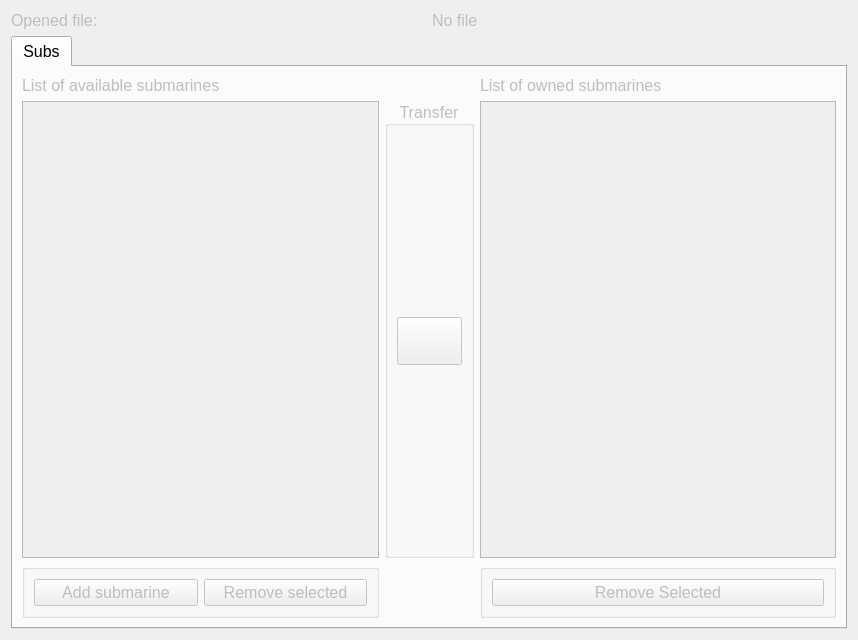
StylishTriangles/BarotraumaSaveEditor, file gamesessioneditor.ui: the form before one commit.
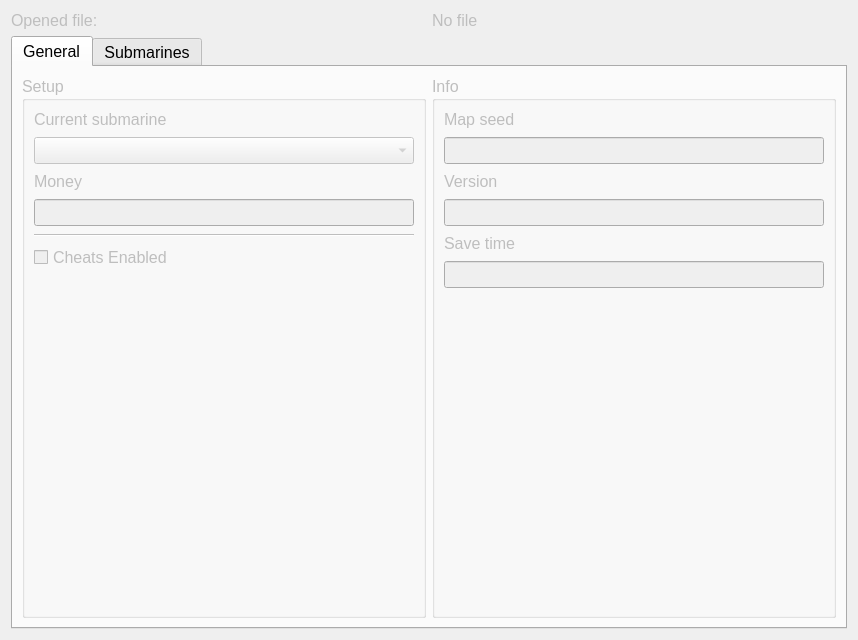
The form after the commit. Icons and pictures are not drawn. Custom widgets are drawn as their Qt base class.

Commit message:
UI design with general tab
Update to gamesessioneditor.ui allowing modification and display of game variables:

- money

- current submarine

- cheats

- map seed

- version

- save time

Patch:
```diff
--- a/gamesessioneditor.ui
+++ b/gamesessioneditor.ui
@@ -24,11 +24,11 @@
     <pointsize>12</pointsize>
    </font>
   </property>
-  <layout class="QVBoxLayout" name="verticalLayout">
+  <layout class="QGridLayout" name="gridLayout_2">
    <property name="sizeConstraint">
     <enum>QLayout::SetNoConstraint</enum>
    </property>
-   <item>
+   <item row="0" column="0">
     <layout class="QHBoxLayout" name="horizontalLayout">
      <item>
       <widget class="QLabel" name="label">
@@ -52,17 +52,190 @@
      </item>
     </layout>
    </item>
-   <item>
+   <item row="1" column="0">
     <widget class="QTabWidget" name="gameSessionTabs">
+     <property name="sizePolicy">
+      <sizepolicy hsizetype="Expanding" vsizetype="Expanding">
+       <horstretch>0</horstretch>
+       <verstretch>0</verstretch>
+      </sizepolicy>
+     </property>
      <property name="currentIndex">
       <number>0</number>
      </property>
+     <widget class="QWidget" name="generalTab">
+      <property name="enabled">
+       <bool>false</bool>
+      </property>
+      <attribute name="title">
+       <string comment="affecting or concerning all or most people or things; widespread">General</string>
+      </attribute>
+      <layout class="QGridLayout" name="gridLayout_3">
+       <item row="0" column="0">
+        <widget class="QGroupBox" name="groupBox_4">
+         <property name="title">
+          <string>Setup</string>
+         </property>
+         <layout class="QGridLayout" name="gridLayout_4">
+          <property name="verticalSpacing">
+           <number>8</number>
+          </property>
+          <item row="3" column="0">
+           <widget class="QLineEdit" name="lineEdit">
+            <property name="sizePolicy">
+             <sizepolicy hsizetype="Preferred" vsizetype="Fixed">
+              <horstretch>0</horstretch>
+              <verstretch>0</verstretch>
+             </sizepolicy>
+            </property>
+           </widget>
+          </item>
+          <item row="5" column="0">
+           <widget class="QCheckBox" name="checkBox">
+            <property name="text">
+             <string>Cheats Enabled</string>
+            </property>
+           </widget>
+          </item>
+          <item row="0" column="0">
+           <widget class="QLabel" name="label_4">
+            <property name="text">
+             <string>Current submarine</string>
+            </property>
+           </widget>
+          </item>
+          <item row="1" column="0">
+           <widget class="QComboBox" name="comboBox"/>
+          </item>
+          <item row="4" column="0">
+           <widget class="Line" name="line">
+            <property name="sizePolicy">
+             <sizepolicy hsizetype="Minimum" vsizetype="Fixed">
+              <horstretch>0</horstretch>
+              <verstretch>0</verstretch>
+             </sizepolicy>
+            </property>
+            <property name="orientation">
+             <enum>Qt::Horizontal</enum>
+            </property>
+           </widget>
+          </item>
+          <item row="7" column="0">
+           <spacer name="verticalSpacer_3">
+            <property name="orientation">
+             <enum>Qt::Vertical</enum>
+            </property>
+            <property name="sizeHint" stdset="0">
+             <size>
+              <width>20</width>
+              <height>40</height>
+             </size>
+            </property>
+           </spacer>
+          </item>
+          <item row="2" column="0">
+           <widget class="QLabel" name="label_5">
+            <property name="text">
+             <string>Money</string>
+            </property>
+           </widget>
+          </item>
+         </layout>
+        </widget>
+       </item>
+       <item row="0" column="1">
+        <widget class="QGroupBox" name="groupBox_5">
+         <property name="title">
+          <string>Info</string>
+         </property>
+         <layout class="QGridLayout" name="gridLayout_5">
+          <property name="verticalSpacing">
+           <number>8</number>
+          </property>
+          <item row="1" column="0">
+           <widget class="QLineEdit" name="lineEdit_2">
+            <property name="sizePolicy">
+             <sizepolicy hsizetype="Preferred" vsizetype="Fixed">
+              <horstretch>0</horstretch>
+              <verstretch>0</verstretch>
+             </sizepolicy>
+            </property>
+            <property name="readOnly">
+             <bool>true</bool>
+            </property>
+           </widget>
+          </item>
+          <item row="3" column="0">
+           <widget class="QLineEdit" name="lineEdit_3">
+            <property name="sizePolicy">
+             <sizepolicy hsizetype="Preferred" vsizetype="Fixed">
+              <horstretch>0</horstretch>
+              <verstretch>0</verstretch>
+             </sizepolicy>
+            </property>
+            <property name="readOnly">
+             <bool>true</bool>
+            </property>
+           </widget>
+          </item>
+          <item row="4" column="0">
+           <widget class="QLabel" name="label_8">
+            <property name="text">
+             <string>Save time</string>
+            </property>
+           </widget>
+          </item>
+          <item row="2" column="0">
+           <widget class="QLabel" name="label_7">
+            <property name="text">
+             <string>Version</string>
+            </property>
+           </widget>
+          </item>
+          <item row="0" column="0">
+           <widget class="QLabel" name="label_6">
+            <property name="text">
+             <string>Map seed</string>
+            </property>
+           </widget>
+          </item>
+          <item row="6" column="0">
+           <spacer name="verticalSpacer_4">
+            <property name="orientation">
+             <enum>Qt::Vertical</enum>
+            </property>
+            <property name="sizeHint" stdset="0">
+             <size>
+              <width>20</width>
+              <height>40</height>
+             </size>
+            </property>
+           </spacer>
+          </item>
+          <item row="5" column="0">
+           <widget class="QLineEdit" name="lineEdit_4">
+            <property name="sizePolicy">
+             <sizepolicy hsizetype="Preferred" vsizetype="Fixed">
+              <horstretch>0</horstretch>
+              <verstretch>0</verstretch>
+             </sizepolicy>
+            </property>
+            <property name="readOnly">
+             <bool>true</bool>
+            </property>
+           </widget>
+          </item>
+         </layout>
+        </widget>
+       </item>
+      </layout>
+     </widget>
      <widget class="QWidget" name="subTab">
       <property name="enabled">
        <bool>false</bool>
       </property>
       <attribute name="title">
-       <string>Subs</string>
+       <string>Submarines</string>
       </attribute>
       <layout class="QGridLayout" name="gridLayout">
        <item row="1" column="2">
@@ -99,6 +272,9 @@
           <set>Qt::AlignCenter</set>
          </property>
          <layout class="QVBoxLayout" name="verticalLayout_3">
+          <item>
+           <widget class="QLCDNumber" name="selectedSubCount"/>
+          </item>
           <item>
            <spacer name="verticalSpacer">
             <property name="orientation">
```
The commit also changes 2 other files.
